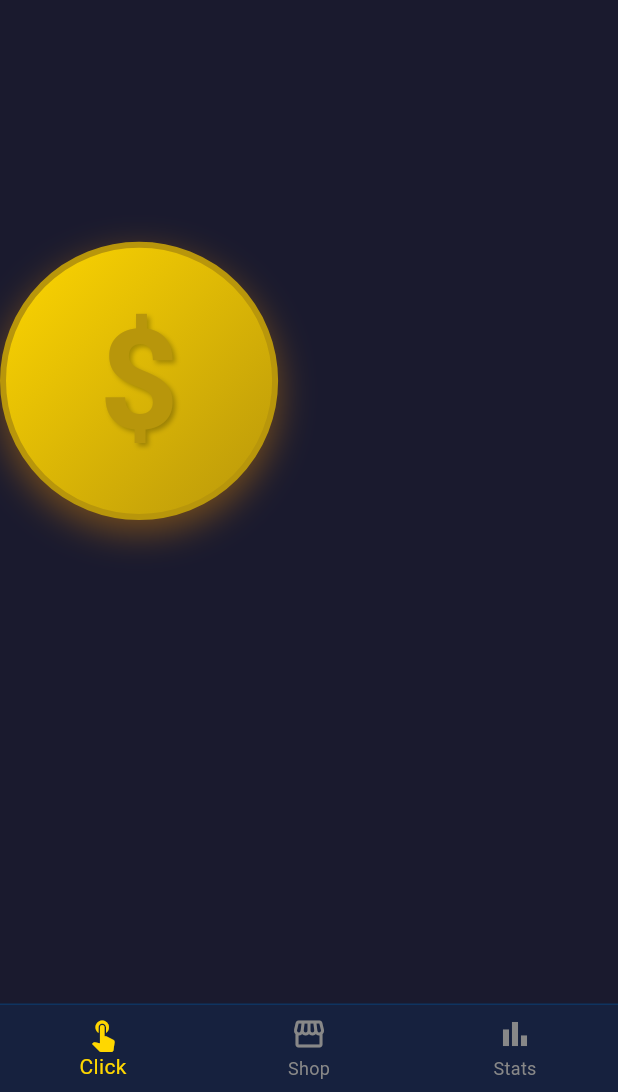
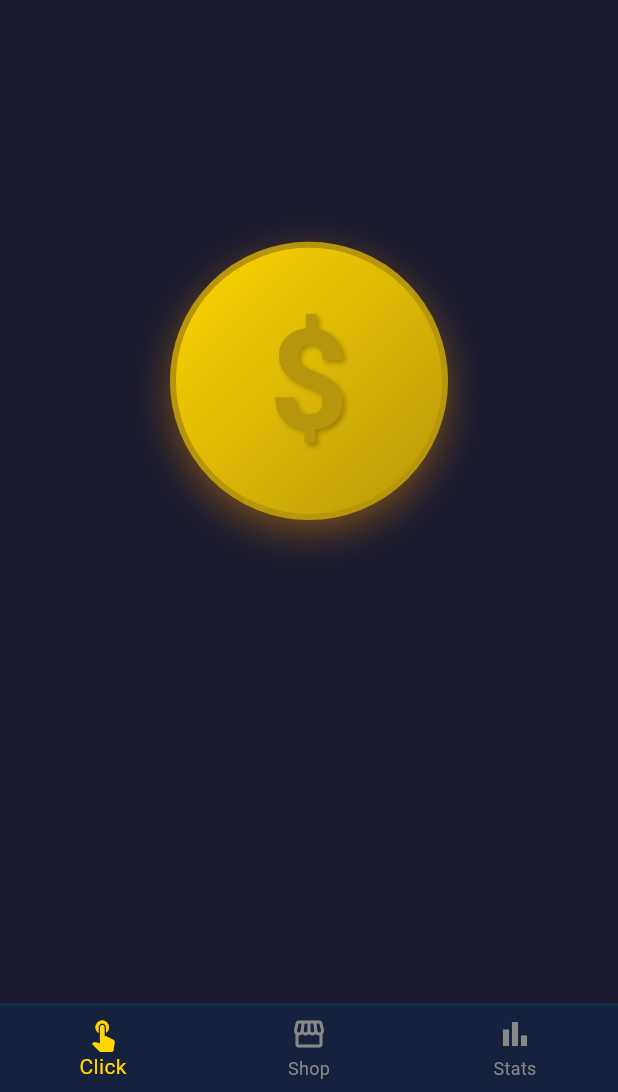
Before and after one commit to neoeny152/Briansidleclicker, a Flutter app: the screen it shows after launch, on a phone screen of 412 x 824 dp, the part 144-1236 px from its top. Run offline on Flutter 3.47's test engine with Material 3 defaults, Android fonts, the phone set to English and light mode, and no system bars; our stand-ins replace shared_preferences; Roboto replaces fonts that are missing (System).

Commit message:
Center the clicker button on main game view
https://claude.ai/code/session_01HrwzmbcMLZAhmntXxZv6JA

```diff
--- a/idle_clicker_flutter/lib/views/main_game_view.dart
+++ b/idle_clicker_flutter/lib/views/main_game_view.dart
@@ -52,7 +52,9 @@ class _MainGameViewState extends State<MainGameView> {
         return Stack(
           children: [
             // Main content
-            Column(
+            Center(
+              child: Column(
+                mainAxisAlignment: MainAxisAlignment.center,
                 children: [
                   const Spacer(flex: 1),
                   // Clicker button
@@ -62,6 +64,7 @@ class _MainGameViewState extends State<MainGameView> {
                   ),
                   const Spacer(flex: 2),
                 ],
+              ),
             ),
 
             // Floating numbers
```
Lines whose indentation alone changed are shown as unchanged.
